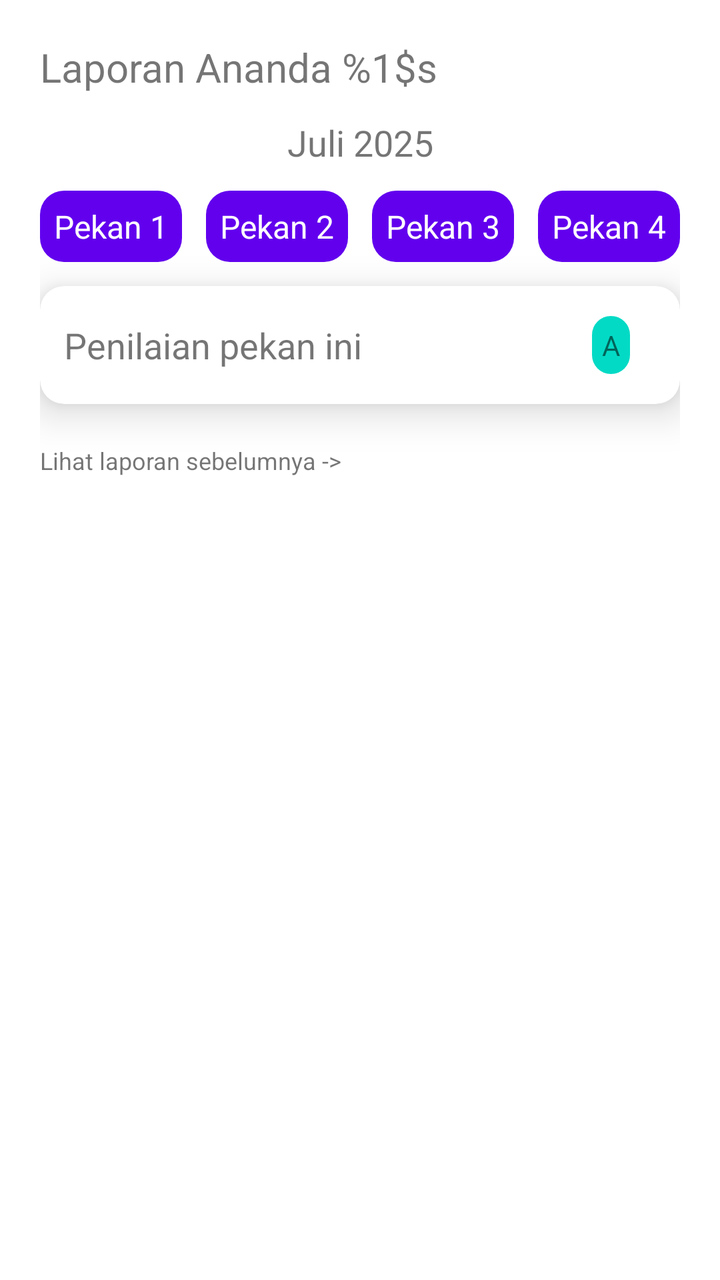
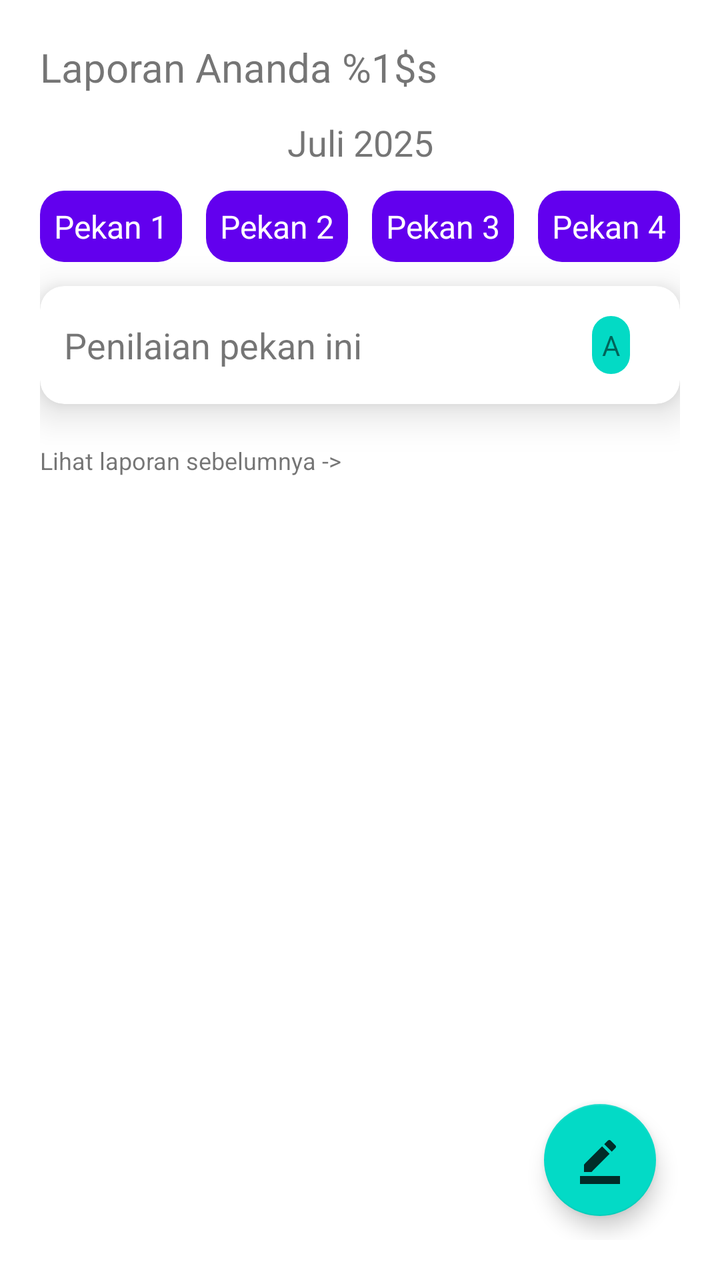

Compare the two renders of this Android layout. The source of the first and the diff that turns it into the second are given below.
<!-- AndroidManifest.xml: application theme Theme.SchoolReport -->
<!-- res/layout/activity_detail_student.xml -->
<?xml version="1.0" encoding="utf-8"?>
<ScrollView xmlns:android="http://schemas.android.com/apk/res/android"
    xmlns:app="http://schemas.android.com/apk/res-auto"
    xmlns:tools="http://schemas.android.com/tools"
    android:layout_width="match_parent"
    android:layout_height="match_parent"
    android:padding="20dp"
    tools:context=".view.DetailStudentActivity">

    <androidx.constraintlayout.widget.ConstraintLayout
        android:layout_width="match_parent"
        android:layout_height="wrap_content">

        <TextView
            android:id="@+id/greeting_detail_student_tv"
            android:layout_width="wrap_content"
            android:layout_height="wrap_content"
            android:text="@string/laporan_ananda_ichwan_sholihin"
            android:textSize="20sp"
            app:layout_constraintTop_toTopOf="parent"
            app:layout_constraintStart_toStartOf="parent"/>

        <TextView
            android:id="@+id/report_month_tv"
            android:layout_width="wrap_content"
            android:layout_height="wrap_content"
            android:textSize="18sp"
            android:text="@string/juli_2025"
            android:layout_marginTop="12dp"
            app:layout_constraintTop_toBottomOf="@id/greeting_detail_student_tv"
            app:layout_constraintStart_toStartOf="parent"
            app:layout_constraintEnd_toEndOf="parent"/>

        <TextView
            android:id="@+id/pekan1_tv"
            android:layout_width="wrap_content"
            android:layout_height="wrap_content"
            android:text="@string/pekan_1"
            android:textSize="16sp"
            android:textColor="@color/white"
            android:padding="7dp"
            android:layout_marginTop="12dp"
            android:background="@drawable/unselected_card_bg"
            app:layout_constraintTop_toBottomOf="@id/report_month_tv"
            app:layout_constraintStart_toStartOf="parent"/>

        <TextView
            android:id="@+id/pekan4_tv"
            android:layout_width="wrap_content"
            android:layout_height="wrap_content"
            android:text="@string/pekan_4"
            android:textSize="16sp"
            android:textColor="@color/white"
            android:padding="7dp"
            android:layout_marginTop="12dp"
            android:background="@drawable/unselected_card_bg"
            app:layout_constraintTop_toBottomOf="@id/report_month_tv"
            app:layout_constraintEnd_toEndOf="parent"/>

        <TextView
            android:id="@+id/pekan2_tv"
            android:layout_width="wrap_content"
            android:layout_height="wrap_content"
            android:text="@string/pekan_2"
            android:textSize="16sp"
            android:textColor="@color/white"
            android:padding="7dp"
            android:layout_marginTop="12dp"
            android:background="@drawable/unselected_card_bg"
            app:layout_constraintTop_toBottomOf="@id/report_month_tv"
            app:layout_constraintStart_toEndOf="@id/pekan1_tv"
            app:layout_constraintEnd_toStartOf="@id/pekan3_tv"/>

        <TextView
            android:id="@+id/pekan3_tv"
            android:layout_width="wrap_content"
            android:layout_height="wrap_content"
            android:text="@string/pekan_3"
            android:textSize="16sp"
            android:textColor="@color/white"
            android:padding="7dp"
            android:layout_marginTop="12dp"
            android:background="@drawable/unselected_card_bg"
            app:layout_constraintTop_toBottomOf="@id/report_month_tv"
            app:layout_constraintEnd_toStartOf="@id/pekan4_tv"
            app:layout_constraintStart_toEndOf="@id/pekan2_tv"/>

        <com.google.android.material.card.MaterialCardView
            android:id="@+id/add_value_cv"
            android:layout_width="match_parent"
            android:layout_height="wrap_content"
            style="?attr/materialCardViewElevatedStyle"
            app:cardElevation="12dp"
            app:cardCornerRadius="12dp"
            android:layout_marginTop="12dp"
            app:layout_constraintTop_toBottomOf="@id/pekan1_tv">

            <RelativeLayout
                android:layout_width="match_parent"
                android:layout_height="wrap_content"
                android:padding="12dp">

                <TextView
                    android:id="@+id/add_value_tv"
                    android:layout_width="wrap_content"
                    android:layout_height="wrap_content"
                    android:text="@string/penilaian_pekan_ini"
                    android:textSize="18sp"
                    android:layout_centerVertical="true"/>

                <TextView
                    android:id="@+id/final_value_tv"
                    android:layout_width="wrap_content"
                    android:layout_height="wrap_content"
                    android:textSize="14sp"
                    android:text="@string/a"
                    android:padding="8dp"
                    android:layout_marginEnd="10dp"
                    android:background="@drawable/bg_shape_rounded"
                    android:layout_alignParentEnd="true"/>
            </RelativeLayout>
        </com.google.android.material.card.MaterialCardView>

        <androidx.recyclerview.widget.RecyclerView
            android:id="@+id/report_weekly_rv"
            android:layout_width="match_parent"
            android:layout_height="wrap_content"
            android:layout_marginTop="10dp"
            tools:listitem="@layout/item_report_weekly"
            app:layout_constraintTop_toBottomOf="@id/add_value_cv"/>

        <TextView
            android:id="@+id/previous_report_tv"
            android:layout_width="wrap_content"
            android:layout_height="wrap_content"
            android:layout_marginTop="10dp"
            android:textSize="12sp"
            android:text="@string/lihat_laporan_sebelumnya"
            app:layout_constraintTop_toBottomOf="@id/report_weekly_rv"
            app:layout_constraintStart_toStartOf="parent"/>
    </androidx.constraintlayout.widget.ConstraintLayout>

</ScrollView>
<!-- res/layout/item_report_weekly.xml (included above) -->
<?xml version="1.0" encoding="utf-8"?>
<RelativeLayout xmlns:android="http://schemas.android.com/apk/res/android"
    android:layout_width="match_parent"
    android:layout_height="wrap_content"
    xmlns:app="http://schemas.android.com/apk/res-auto"
    xmlns:tools="http://schemas.android.com/tools">

    <com.google.android.material.card.MaterialCardView
        android:layout_width="match_parent"
        android:layout_height="wrap_content"
        style="?attr/materialCardViewElevatedStyle"
        app:cardElevation="12dp"
        app:cardCornerRadius="12dp">

        <RelativeLayout
            android:layout_width="match_parent"
            android:layout_height="wrap_content">

            <TextView
                android:id="@+id/report_category_tv"
                android:layout_width="wrap_content"
                android:layout_height="wrap_content"
                android:text="@string/laporan_ibadah_harian"
                android:textSize="18sp"
                android:layout_margin="12dp"/>

            <TextView
                android:id="@+id/mark_category_tv"
                android:layout_width="wrap_content"
                android:layout_height="wrap_content"
                android:textSize="14sp"
                android:text="@string/_7x"
                android:padding="8dp"
                android:layout_marginTop="10dp"
                android:layout_marginEnd="10dp"
                android:layout_toEndOf="@id/report_category_tv"
                android:background="@drawable/bg_shape_rounded"
                app:layout_constraintTop_toTopOf="parent"
                app:layout_constraintEnd_toEndOf="parent"/>

            <androidx.recyclerview.widget.RecyclerView
                android:id="@+id/list_item_question_rv"
                android:layout_width="match_parent"
                android:layout_height="wrap_content"
                android:layout_below="@id/report_category_tv"
                android:layout_marginTop="10dp"
                tools:listitem="@layout/item_report_weekly_value"/>
        </RelativeLayout>

    </com.google.android.material.card.MaterialCardView>

</RelativeLayout>
<!-- res/layout/item_report_weekly_value.xml (included above) -->
<?xml version="1.0" encoding="utf-8"?>
<androidx.constraintlayout.widget.ConstraintLayout xmlns:android="http://schemas.android.com/apk/res/android"
    android:layout_width="match_parent"
    android:layout_height="wrap_content"
    xmlns:app="http://schemas.android.com/apk/res-auto">

    <TextView
        android:id="@+id/report_question_tv"
        android:layout_width="wrap_content"
        android:layout_height="wrap_content"
        android:text="@string/app_name"
        android:textSize="14sp"
        android:layout_marginTop="20dp"
        android:layout_marginStart="10dp"
        app:layout_constraintTop_toTopOf="parent"
        app:layout_constraintStart_toStartOf="parent" />

    <TextView
        android:id="@+id/mark_activity_tv"
        android:layout_width="wrap_content"
        android:layout_height="wrap_content"
        android:textSize="14sp"
        android:text="@string/_7x"
        android:padding="8dp"
        android:layout_marginTop="10dp"
        android:layout_marginEnd="10dp"
        android:background="@drawable/bg_shape_rounded"
        app:layout_constraintTop_toTopOf="parent"
        app:layout_constraintEnd_toEndOf="parent"/>

</androidx.constraintlayout.widget.ConstraintLayout>
<!-- resources referenced by this layout -->
<resources>
  <color name="white">#FFFFFFFF</color>
  <!-- drawable bg_shape_rounded (drawable) -->
  <?xml version="1.0" encoding="utf-8"?>
  <shape xmlns:android="http://schemas.android.com/apk/res/android"
      android:shape="rectangle">
  
      <stroke android:color="@color/white"
          android:width="3dp"/>
  
      <solid android:color="@color/teal_200"/>
  
      <corners android:radius="1200dp"/>
  </shape>
  <!-- drawable unselected_card_bg (drawable) -->
  <?xml version="1.0" encoding="utf-8"?>
  <shape xmlns:android="http://schemas.android.com/apk/res/android"
      android:shape="rectangle">
  
      <corners android:radius="12dp"/>
      <solid android:color="@color/design_default_color_primary"/>
  
  </shape>
  <string name="_7x">7x</string>
  <string name="a">A</string>
  <string name="app_name">SchoolReport</string>
  <string name="juli_2025">Juli 2025</string>
  <string name="laporan_ananda_ichwan_sholihin">Laporan Ananda %1$s</string>
  <string name="laporan_ibadah_harian">Laporan Ibadah Harian</string>
  <string name="lihat_laporan_sebelumnya">Lihat laporan sebelumnya -&gt;</string>
  <string name="pekan_1">Pekan 1</string>
  <string name="pekan_2">Pekan 2</string>
  <string name="pekan_3">Pekan 3</string>
  <string name="pekan_4">Pekan 4</string>
  <string name="penilaian_pekan_ini">Penilaian pekan ini</string>
  <style name="Theme.SchoolReport" parent="Theme.MaterialComponents.DayNight.NoActionBar" />
  <color name="teal_200">#FF03DAC5</color>
</resources>

<!-- the commit's change to res/layout/activity_detail_student.xml (unified diff, before → after) -->
@@ -1,5 +1,5 @@
 <?xml version="1.0" encoding="utf-8"?>
-<ScrollView xmlns:android="http://schemas.android.com/apk/res/android"
+<androidx.constraintlayout.widget.ConstraintLayout xmlns:android="http://schemas.android.com/apk/res/android"
     xmlns:app="http://schemas.android.com/apk/res-auto"
     xmlns:tools="http://schemas.android.com/tools"
     android:layout_width="match_parent"
@@ -9,7 +9,7 @@
 
     <androidx.constraintlayout.widget.ConstraintLayout
         android:layout_width="match_parent"
-        android:layout_height="wrap_content">
+        android:layout_height="match_parent">
 
         <TextView
             android:id="@+id/greeting_detail_student_tv"
@@ -138,9 +138,28 @@
             android:text="@string/lihat_laporan_sebelumnya"
             app:layout_constraintTop_toBottomOf="@id/report_weekly_rv"
             app:layout_constraintStart_toStartOf="parent"/>
+
+        <com.google.android.material.floatingactionbutton.FloatingActionButton
+            android:id="@+id/input_valuation_fab"
+            android:layout_width="wrap_content"
+            android:layout_height="wrap_content"
+            android:src="@drawable/baseline_border"
+            android:layout_margin="12dp"
+            android:contentDescription="@string/app_name"
+            app:layout_constraintBottom_toBottomOf="parent"
+            app:layout_constraintEnd_toEndOf="parent"/>
     </androidx.constraintlayout.widget.ConstraintLayout>
 
-</ScrollView>
+    <FrameLayout
+        android:id="@+id/fragment_valuation_container"
+        android:layout_width="match_parent"
+        android:layout_height="match_parent"
+        app:layout_constraintTop_toTopOf="parent"
+        app:layout_constraintBottom_toBottomOf="parent"
+        app:layout_constraintStart_toStartOf="parent"
+        app:layout_constraintEnd_toEndOf="parent" />
+
+</androidx.constraintlayout.widget.ConstraintLayout>
 <!-- res/layout/item_report_weekly.xml (included above) -->
 <?xml version="1.0" encoding="utf-8"?>
 <RelativeLayout xmlns:android="http://schemas.android.com/apk/res/android"
<!-- resource entries referenced after the edit -->
@@ -1,6 +1,12 @@
 <!-- resources referenced by this layout -->
 <resources>
   <color name="white">#FFFFFFFF</color>
+  <!-- drawable baseline_border (drawable) -->
+  <vector xmlns:android="http://schemas.android.com/apk/res/android" android:alpha="0.8" android:height="24dp" android:tint="#000000" android:viewportHeight="24" android:viewportWidth="24" android:width="24dp">
+        
+      <path android:fillColor="@android:color/white" android:pathData="M22,24H2v-4h20V24zM13.06,5.19l3.75,3.75L7.75,18H4v-3.75L13.06,5.19zM17.88,7.87l-3.75,-3.75l1.83,-1.83c0.39,-0.39 1.02,-0.39 1.41,0l2.34,2.34c0.39,0.39 0.39,1.02 0,1.41L17.88,7.87z"/>
+      
+  </vector>
   <!-- drawable bg_shape_rounded (drawable) -->
   <?xml version="1.0" encoding="utf-8"?>
   <shape xmlns:android="http://schemas.android.com/apk/res/android"
